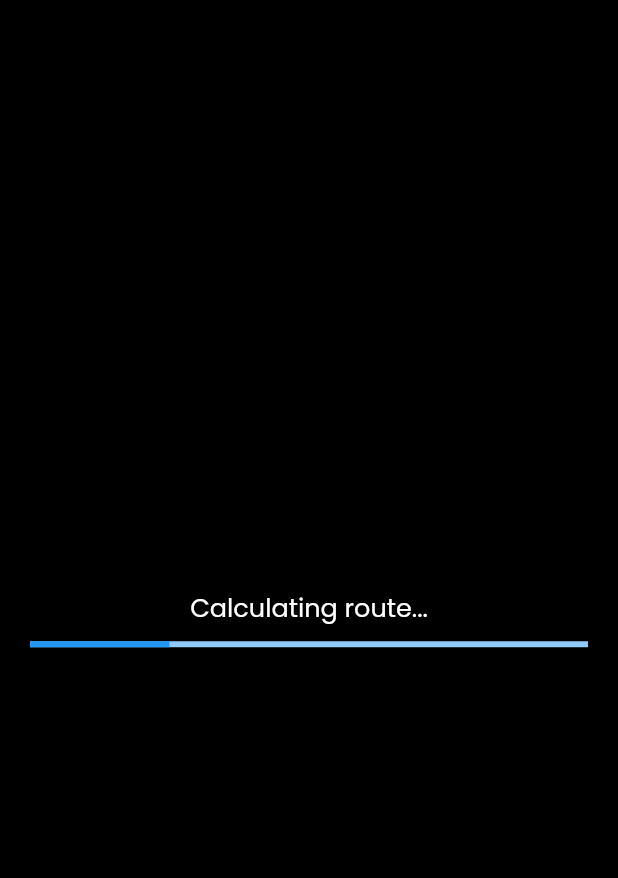
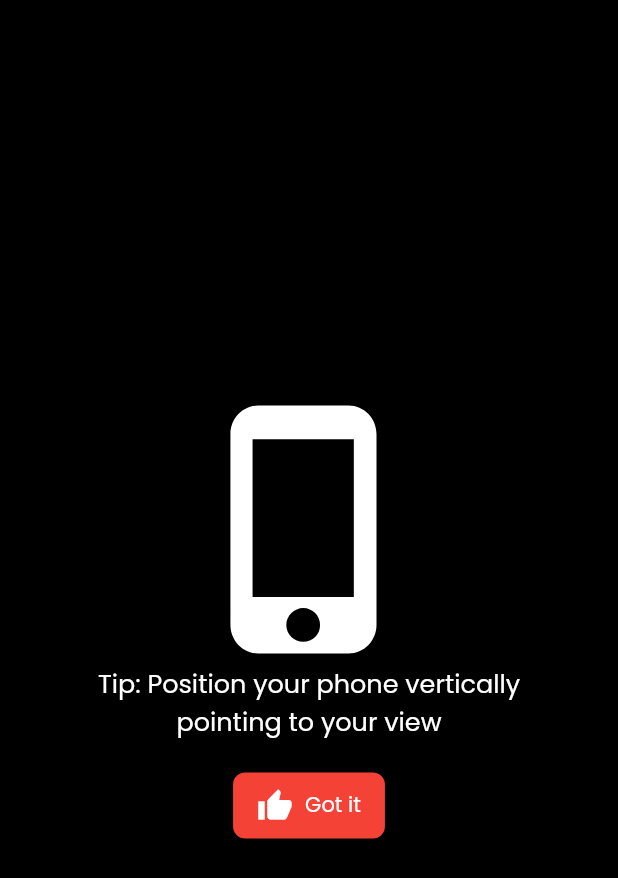
Before and after one commit to coupcode/amarp, a Flutter app: the screen it shows after launch, after a tap on "Auditorium", on a phone screen of 412 x 824 dp. Shown: the top 878 px of the screen. Run offline on Flutter 3.47's test engine with Material 2 defaults, Android fonts, the light colour scheme and no system bars; our stand-ins replace camera, flutter_compass, get, location; missing offline and left inert: text_to_speech.

Commit message:
It is finished

```diff
--- a/lib/screens/buildings.dart
+++ b/lib/screens/buildings.dart
@@ -3,6 +3,7 @@ import 'package:amarp/constants.dart';
 import 'package:amarp/controller/controller.dart';
 import 'package:amarp/screens/navigation_page.dart';
 import 'package:amarp/screens/data_collection_page.dart';
+import 'package:amarp/screens/orientation.dart';
 import 'package:amarp/utils/new_routes.dart';
 import 'package:amarp/utils/routes.dart';
 import 'package:amarp/widgets/custom_floatingbtn.dart';
@@ -177,7 +178,7 @@ class _BuildingsScreenState extends State<BuildingsScreen> {
       return ListView.builder(
           itemCount: searchOpened ? searchedBuildingList.length : buildingList.length,
           itemBuilder: (((context, index) => InkWell(
-            onTap: ()=> Get.to(()=> NavigationPage(
+            onTap: ()=> Get.to(()=> OrientationScreen(
               destinationName: searchOpened
               ? searchedBuildingList[index]["name"]
               : buildingList[index]["name"],
--- /dev/null
+++ b/lib/screens/orientation.dart
@@ -0,0 +1,40 @@
+import 'package:amarp/constants.dart';
+import 'package:amarp/screens/navigation_page.dart';
+import 'package:amarp/widgets/custom_floatingbtn.dart';
+import 'package:flutter/material.dart';
+import 'package:flutter/src/widgets/framework.dart';
+import 'package:flutter/src/widgets/placeholder.dart';
+import 'package:get/get.dart';
+
+class OrientationScreen extends StatelessWidget {
+  OrientationScreen({Key? key, required this.destinationName,required this.imagePath,required this.routes}) : super(key: key);
+  List routes;
+  String destinationName;
+  String imagePath;
+
+  @override
+  Widget build(BuildContext context) {
+    return Scaffold(
+      backgroundColor: Colors.black,
+      body: Center(
+        child: Column(
+          mainAxisAlignment: MainAxisAlignment.center,
+          crossAxisAlignment: CrossAxisAlignment.center,
+          children: [
+            const Icon(Icons.phone_iphone_outlined, size: 180, color: Colors.white),
+            const Text("Tip: Position your phone vertically", style: AppWhiteTextStyle.texth3),
+            const Text("pointing to your view", style: AppWhiteTextStyle.texth3),
+            AppPadding.verticalPaddingXXL,
+            CustomFloatingActionButton(text: "Got it", icon: Icons.thumb_up, onPressed: (){
+              Get.off(()=> NavigationPage(
+                destinationName: destinationName,
+                imagePath: imagePath,
+                routes: routes
+              ));
+            }, color: Colors.red)
+          ],
+        ),
+      ),
+    );
+  }
+}
```
Also changed, not shown: lib/utils/directional_arrow.dart (+5 -4 lines), lib/utils/new_routes.dart (+5 -5 lines).
